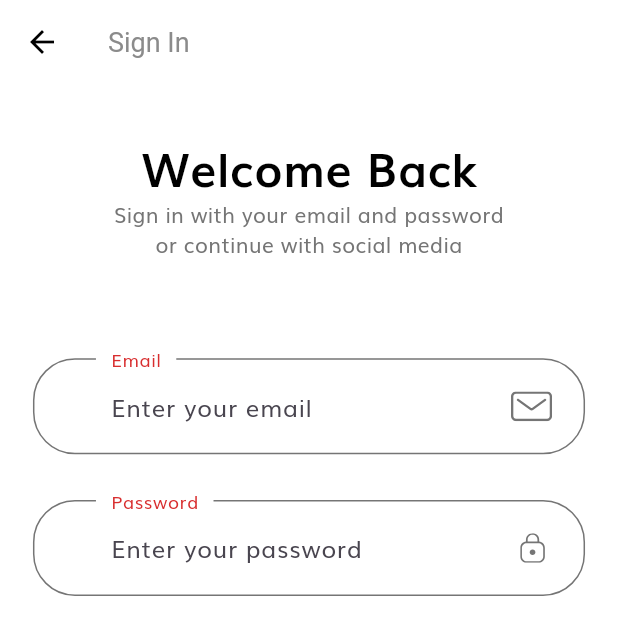
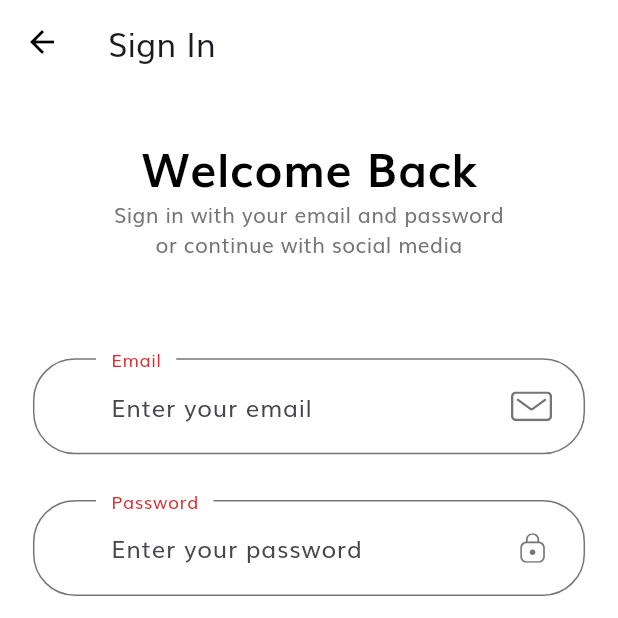
Before and after one commit to dev-abdul-basit/Flutter-Ecommerce-App-UI, a Flutter app: the screen it shows after launch, after a tap on "Continue", on a phone screen of 412 x 824 dp, the top half of it. Run offline on Flutter 3.47's test engine with Material 3 defaults, Android fonts, the phone set to English and light mode, and no system bars; our stand-ins replace flutter_svg.

Commit message:
updated to flutter 3

```diff
--- a/lib/theme.dart
+++ b/lib/theme.dart
@@ -1,4 +1,5 @@
 import 'package:flutter/material.dart';
+import 'package:flutter/services.dart';
 
 import 'constants.dart';
 
@@ -42,10 +43,7 @@ AppBarTheme appBarTheme() {
   return AppBarTheme(
     color: Colors.white,
     elevation: 0,
-    brightness: Brightness.light,
+    systemOverlayStyle: SystemUiOverlayStyle.dark,
     iconTheme: IconThemeData(color: Colors.black),
-    textTheme: TextTheme(
-      headline6: TextStyle(color: Color(0XFF8B8B8B), fontSize: 18),
-    ),
   );
 }
```
Also changed, not shown: pubspec.yaml (+4 -3 lines), pubspec.lock, 5 other files.
